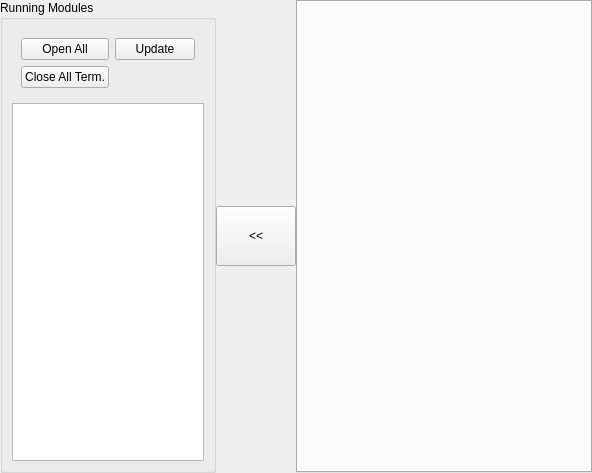
Before: the Qt Designer form widgets/Logs/logpageform.ui in mimirobo/AtisLauncher, drawn with Qt 5.
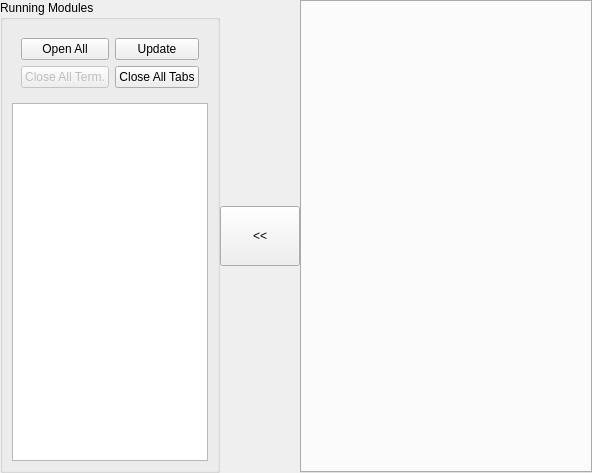
After: the same form once the commit is applied.

Commit message: Updates Windows list after each items runs added close all tabs button to the log view

```diff
--- a/widgets/Logs/logpageform.ui
+++ b/widgets/Logs/logpageform.ui
@@ -38,26 +38,6 @@
       <item>
        <widget class="QWidget" name="widget" native="true">
         <layout class="QGridLayout" name="gridLayout">
-         <item row="0" column="1">
-          <spacer name="horizontalSpacer">
-           <property name="orientation">
-            <enum>Qt::Horizontal</enum>
-           </property>
-           <property name="sizeHint" stdset="0">
-            <size>
-             <width>40</width>
-             <height>20</height>
-            </size>
-           </property>
-          </spacer>
-         </item>
-         <item row="0" column="2">
-          <widget class="QPushButton" name="updateBtn">
-           <property name="text">
-            <string>Update</string>
-           </property>
-          </widget>
-         </item>
          <item row="0" column="0">
           <widget class="QPushButton" name="openallBtn">
            <property name="text">
@@ -67,11 +47,28 @@
          </item>
          <item row="1" column="0">
           <widget class="QPushButton" name="closeallTermBtn">
+           <property name="enabled">
+            <bool>false</bool>
+           </property>
            <property name="text">
             <string>Close All Term.</string>
            </property>
           </widget>
          </item>
+         <item row="1" column="1">
+          <widget class="QPushButton" name="closeAllTabsBtn">
+           <property name="text">
+            <string>Close All Tabs</string>
+           </property>
+          </widget>
+         </item>
+         <item row="0" column="1">
+          <widget class="QPushButton" name="updateBtn">
+           <property name="text">
+            <string>Update</string>
+           </property>
+          </widget>
+         </item>
         </layout>
        </widget>
       </item>
```
The commit also changes 5 other files.
